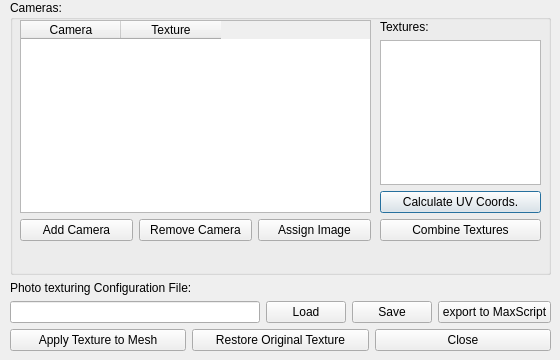
The window that src/meshlabplugins/edit_phototexturing/ui/photoTexturingDialog.ui (cnr-isti-vclab/meshlab) describes before a commit, drawn with Qt 5.
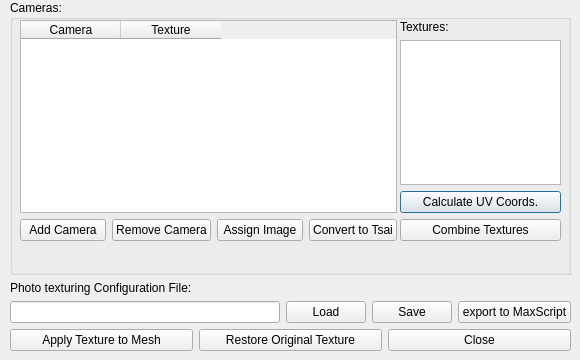
The same window after the commit.

Commit message: added buttons for converting an existing camera calibration to a tsai camera calibration

Diff of the .ui file:
```diff
--- a/src/meshlabplugins/edit_phototexturing/ui/photoTexturingDialog.ui
+++ b/src/meshlabplugins/edit_phototexturing/ui/photoTexturingDialog.ui
@@ -5,7 +5,7 @@
    <rect>
     <x>0</x>
     <y>0</y>
-    <width>560</width>
+    <width>580</width>
     <height>360</height>
    </rect>
   </property>
@@ -17,13 +17,13 @@
   </property>
   <property name="minimumSize" >
    <size>
-    <width>560</width>
+    <width>580</width>
     <height>360</height>
    </size>
   </property>
   <property name="maximumSize" >
    <size>
-    <width>560</width>
+    <width>580</width>
     <height>360</height>
    </size>
   </property>
@@ -35,7 +35,7 @@
     <rect>
      <x>10</x>
      <y>0</y>
-     <width>541</width>
+     <width>561</width>
      <height>351</height>
     </rect>
    </property>
@@ -60,7 +60,7 @@
       <widget class="QWidget" name="layoutWidget" >
        <property name="geometry" >
         <rect>
-         <x>370</x>
+         <x>390</x>
          <y>20</y>
          <width>161</width>
          <height>221</height>
@@ -104,7 +104,7 @@
         <rect>
          <x>10</x>
          <y>20</y>
-         <width>351</width>
+         <width>377</width>
          <height>221</height>
         </rect>
        </property>
@@ -161,6 +161,13 @@
             </property>
            </widget>
           </item>
+          <item>
+           <widget class="QPushButton" name="convertToTsaiCameraPushButton" >
+            <property name="text" >
+             <string>Convert to Tsai</string>
+            </property>
+           </widget>
+          </item>
          </layout>
         </item>
        </layout>
```
